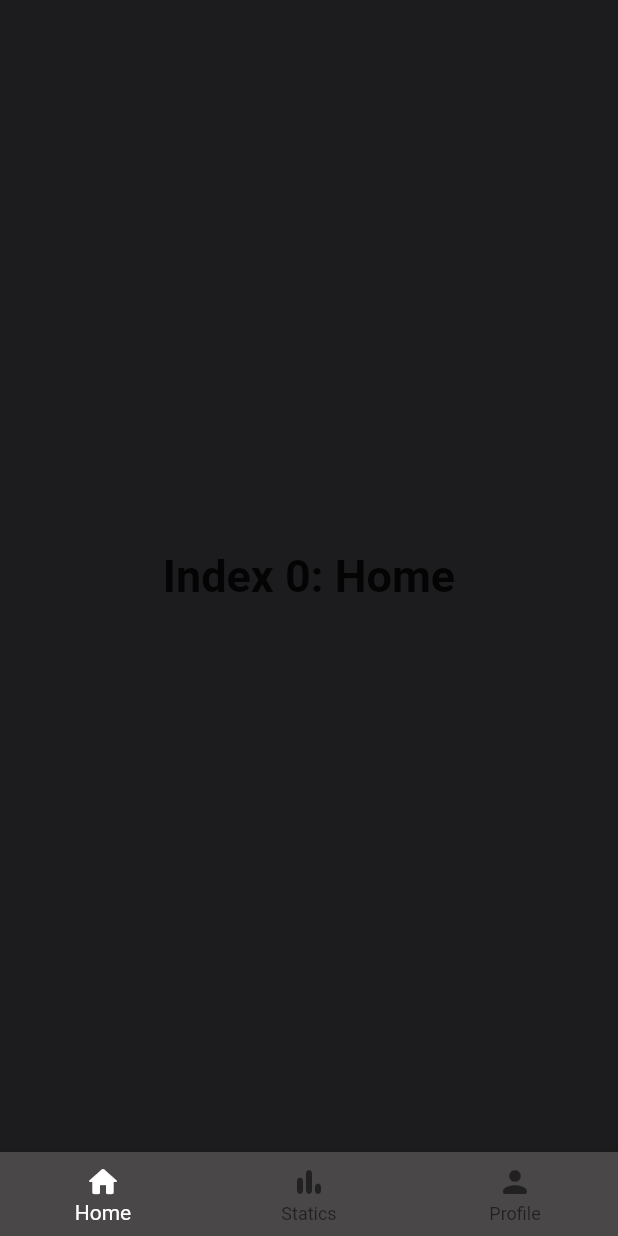
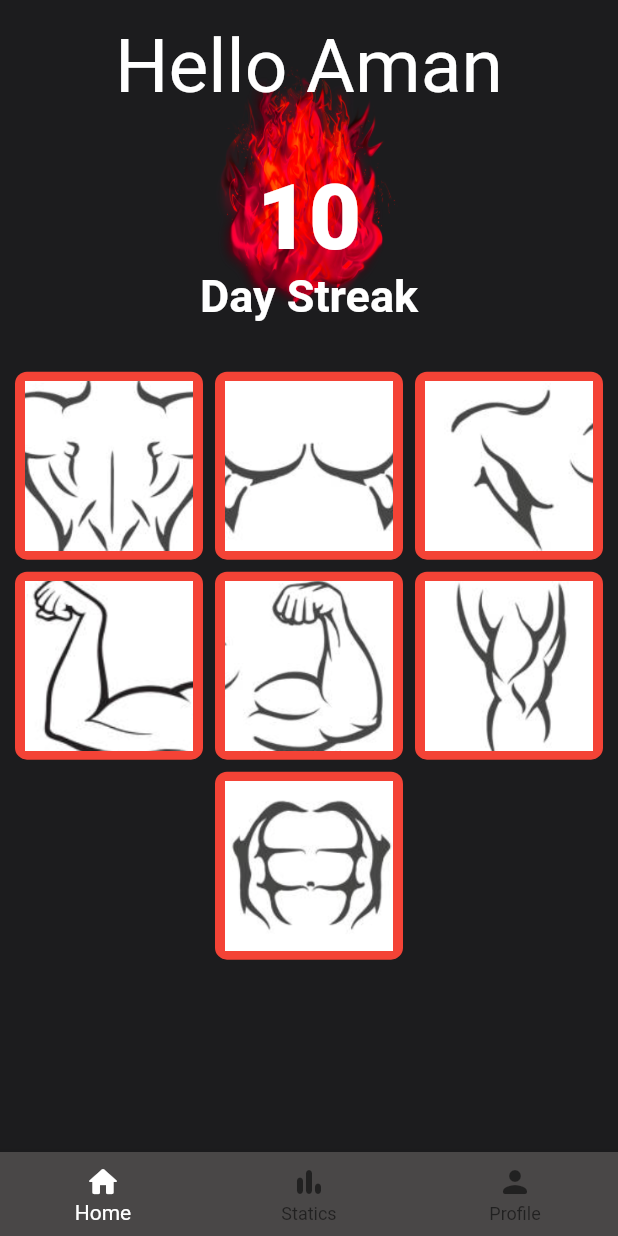
Before and after one commit to ag597482/gym_streak, a Flutter app: the screen it shows after launch, on a phone screen of 412 x 824 dp. Run offline on Flutter 3.47's test engine with Material 2 defaults, Android fonts, the phone set to English and light mode, and no system bars; our stand-ins replace flutter_spinkit, shared_preferences.

Commit message:
images added

```diff
--- a/lib/main.dart
+++ b/lib/main.dart
@@ -1,4 +1,5 @@
 import 'package:flutter/material.dart';
+import 'package:gym_streak/screens/exersises.dart';
 import 'package:gym_streak/screens/splash.dart';
 
 void main() {
@@ -10,8 +11,11 @@ class MainApp extends StatelessWidget {
 
   @override
   Widget build(BuildContext context) {
-    return const MaterialApp(
+    return MaterialApp(
         debugShowCheckedModeBanner: false,
-         home: SplashScreen());
+        home: SplashScreen(),
+        routes: {
+          'list': (context) => SiteAbooutScreen(),
+        });
   }
 }
--- /dev/null
+++ b/lib/screens/drawer.dart
@@ -0,0 +1,58 @@
+import 'package:flutter/material.dart';
+import 'package:gym_streak/screens/home.dart';
+import 'package:gym_streak/screens/profile.dart';
+
+class DrawerScreen extends StatefulWidget {
+  const DrawerScreen({super.key});
+
+  @override
+  State<DrawerScreen> createState() => _DrawerScreenState();
+}
+
+class _DrawerScreenState extends State<DrawerScreen> {
+  int _selectedIndex = 0;
+  static const TextStyle optionStyle =
+      TextStyle(fontSize: 30, fontWeight: FontWeight.bold);
+  static const List<Widget> _widgetOptions = <Widget>[
+    Home(),
+    Text(
+      'Index 1: Business',
+      style: optionStyle,
+    ),
+    Profile(),
+  ];
+
+  void _onItemTapped(int index) {
+    setState(() {
+      _selectedIndex = index;
+    });
+  }
+
+  @override
+  Widget build(BuildContext context) {
+    return Scaffold(
+      backgroundColor: const Color.fromARGB(255, 28, 28, 30),
+      body: Center(
+        child: _widgetOptions.elementAt(_selectedIndex),
+      ),
+      bottomNavigationBar: BottomNavigationBar(
+        backgroundColor: Color.fromARGB(255, 73, 71, 71),
+        items: const <BottomNavigationBarItem>[
+          BottomNavigationBarItem(
+              icon: Icon(Icons.home_rounded), label: 'Home'),
+          BottomNavigationBarItem(
+            icon: Icon(Icons.bar_chart_rounded),
+            label: 'Statics',
+          ),
+          BottomNavigationBarItem(
+            icon: Icon(Icons.person_rounded),
+            label: 'Profile',
+          ),
+        ],
+        currentIndex: _selectedIndex,
+        selectedItemColor: Colors.white,
+        onTap: _onItemTapped,
+      ),
+    );
+  }
+}
--- a/lib/screens/home.dart
+++ b/lib/screens/home.dart
@@ -1,5 +1,4 @@
 import 'package:flutter/material.dart';
-import 'package:gym_streak/screens/profile.dart';
 
 class Home extends StatefulWidget {
   const Home({super.key});
@@ -9,52 +8,110 @@ class Home extends StatefulWidget {
 }
 
 class _HomeState extends State<Home> {
-  int _selectedIndex = 0;
-  static const TextStyle optionStyle =
-      TextStyle(fontSize: 30, fontWeight: FontWeight.bold);
-  static const List<Widget> _widgetOptions = <Widget>[
-    Text(
-      'Index 0: Home',
-      style: optionStyle,
-    ),
-    Text(
-      'Index 1: Business',
-      style: optionStyle,
-    ),
-    Profile(),
-  ];
-
-  void _onItemTapped(int index) {
-    setState(() {
-      _selectedIndex = index;
-    });
-  }
-
   @override
   Widget build(BuildContext context) {
     return Scaffold(
       backgroundColor: const Color.fromARGB(255, 28, 28, 30),
-      body: Center(
-        child: _widgetOptions.elementAt(_selectedIndex),
-      ),
-      bottomNavigationBar: BottomNavigationBar(
-        backgroundColor: Color.fromARGB(255, 73, 71, 71),
-        items: const <BottomNavigationBarItem>[
-          BottomNavigationBarItem(
-              icon: Icon(Icons.home_rounded), label: 'Home'),
-          BottomNavigationBarItem(
-            icon: Icon(Icons.bar_chart_rounded),
-            label: 'Statics',
+      body: Column(children: [
+        Container(
+          alignment: Alignment.center,
+          child: Stack(
+            children: <Widget>[
+              Container(
+                margin: EdgeInsets.only(top: 20),
+                alignment: Alignment.center,
+                child: Image(
+                  image: AssetImage("assets/fire.png"),
+                  width: 160,
+                ),
+              ),
+              Container(
+                alignment: Alignment.center,
+                margin: EdgeInsets.only(top: 15),
+                child: Text(
+                  "Hello Aman",
+                  style: TextStyle(color: Colors.white, fontSize: 50),
+                ),
+              ),
+              Container(
+                  alignment: Alignment.center,
+                  margin: EdgeInsets.only(top: 110),
+                  child: Text(
+                    '10',
+                    style: TextStyle(
+                      color: Colors.white,
+                      fontWeight: FontWeight.w900,
+                      fontSize: 60,
+                    ),
+                  )),
+              Container(
+                alignment: Alignment.bottomCenter,
+                margin: EdgeInsets.only(top: 180),
+                child: Text(
+                  "Day Streak",
+                  style: TextStyle(
+                      color: Colors.white,
+                      fontSize: 30,
+                      fontWeight: FontWeight.bold),
+                ),
+              ),
+            ],
           ),
-          BottomNavigationBarItem(
-            icon: Icon(Icons.person_rounded),
-            label: 'Profile',
-          ),
-        ],
-        currentIndex: _selectedIndex,
-        selectedItemColor: Colors.white,
-        onTap: _onItemTapped,
-      ),
+        ),
+        getGridView(context),
+      ]),
     );
   }
 }
+
+getGridView(BuildContext context) {
+  return CustomScrollView(
+    primary: false,
+    shrinkWrap: true,
+    slivers: <Widget>[
+      SliverPadding(
+        padding: const EdgeInsets.all(10),
+        sliver: SliverGrid.count(
+          crossAxisSpacing: 8,
+          mainAxisSpacing: 8,
+          crossAxisCount: 3,
+          children: <Widget>[
+            getBodyPartContainer(
+                AssetImage("assets/back.png"), "Back", context),
+            getBodyPartContainer(
+                AssetImage("assets/chest.png"), "Chest", context),
+            getBodyPartContainer(
+                AssetImage("assets/shoulder.png"), "Shoulder", context),
+            getBodyPartContainer(
+                AssetImage("assets/triceps.png"), "Triceps", context),
+            getBodyPartContainer(
+                AssetImage("assets/biceps.png"), "Biceps", context),
+            getBodyPartContainer(AssetImage("assets/leg.png"), "Legs", context),
+            SizedBox(
+              height: 10,
+              width: 10,
+            ),
+            getBodyPartContainer(AssetImage("assets/abs.png"), "Abs", context),
+          ],
+        ),
+      ),
+    ],
+  );
+}
+
+getBodyPartContainer(AssetImage image, var text, BuildContext context) {
+  return InkWell(
+    onTap: () {
+      Navigator.pushNamed(context, "list");
+    },
+    child: Container(
+      alignment: Alignment.center,
+      decoration: BoxDecoration(
+          color: Colors.red,
+          borderRadius: BorderRadius.all(Radius.circular(8))),
+      padding: const EdgeInsets.all(6),
+      child: Image(image: image,
+      ),
+    ),
+  );
+}
--- a/lib/screens/splash.dart
+++ b/lib/screens/splash.dart
@@ -1,7 +1,7 @@
 import 'package:flutter/cupertino.dart';
 import 'package:flutter/material.dart';
 import 'package:flutter_spinkit/flutter_spinkit.dart';
-import 'package:gym_streak/screens/home.dart';
+import 'package:gym_streak/screens/drawer.dart';
 
 class SplashScreen extends StatefulWidget {
   const SplashScreen({super.key});
@@ -15,8 +15,8 @@ class _SplashScreenState extends State<SplashScreen> {
   void initState() {
     super.initState();
     Future.delayed(const Duration(seconds: 2)).then((value) =>
-        Navigator.of(context)
-            .pushReplacement(CupertinoPageRoute(builder: (ctx) => Home())));
+        Navigator.of(context).pushReplacement(
+            CupertinoPageRoute(builder: (ctx) => DrawerScreen())));
   }
 
   @override
```
Also changed, not shown: lib/screens/exersises.dart (added, +79 -0 lines), assets/abs.png (added), assets/back.png (added), assets/biceps.png (added), assets/chest.png (added), assets/fire.png (added), assets/leg.png (added), assets/shoulder.png (added), assets/triceps.png (added).
